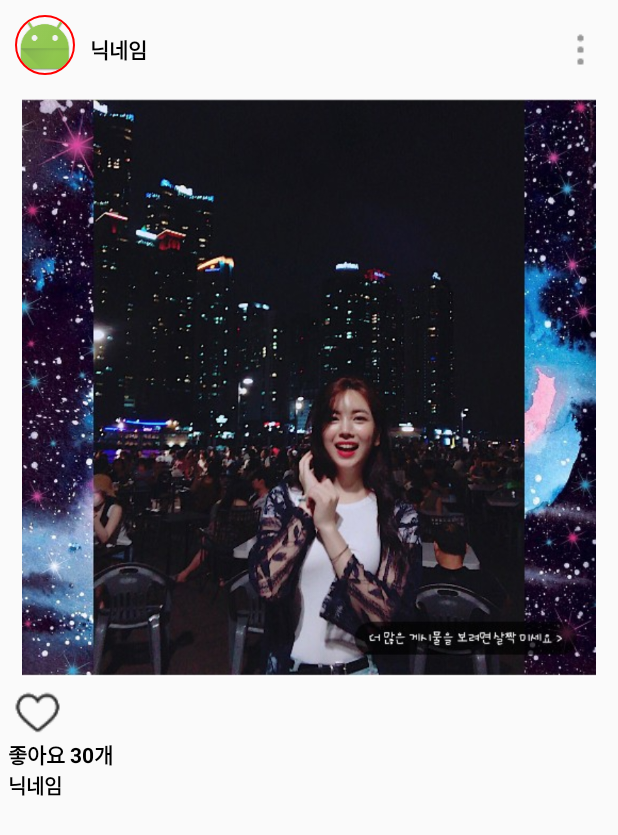
After one commit to Iksang/InstaCopyProject02, an Android app: the layout newsfeed_list_item.xml on its own in the app's theme, with its tools: preview values and no code run, on a phone screen of 412 x 824 dp. The commit adds this screen. Shown: the top 835 px of the screen. Run offline under Robolectric (Android 15) with nearby library versions, the phone set to English and light mode, and no system bars.

Commit message:
newsfeed 미완성

```diff
--- a/app/build.gradle
+++ b/app/build.gradle
@@ -26,5 +26,7 @@ dependencies {
     })
     compile 'com.android.support:appcompat-v7:25.3.1'
     compile 'com.android.support.constraint:constraint-layout:1.0.2'
+    compile 'de.hdodenhof:circleimageview:2.1.0'
+
     testCompile 'junit:junit:4.12'
 }
--- /dev/null
+++ b/app/src/main/res/layout/newsfeed_list_item.xml
@@ -0,0 +1,76 @@
+<?xml version="1.0" encoding="utf-8"?>
+<LinearLayout xmlns:android="http://schemas.android.com/apk/res/android"
+    android:orientation="vertical" android:layout_width="match_parent"
+    android:layout_height="match_parent">
+    <LinearLayout
+        android:padding="10dp"
+        android:layout_width="match_parent"
+        android:layout_height="wrap_content"
+        android:orientation="horizontal">
+        <de.hdodenhof.circleimageview.CircleImageView
+            xmlns:app="http://schemas.android.com/apk/res-auto"
+            android:id="@+id/profileImg"
+            android:layout_width="40dp"
+            android:layout_height="40dp"
+            android:src="@mipmap/ic_launcher"
+            app:civ_border_width="1dp"
+            app:civ_border_color="#FFFF0000"/>
+        <LinearLayout
+            android:layout_marginLeft="10dp"
+            android:gravity="center_vertical"
+            android:layout_width="wrap_content"
+            android:layout_height="match_parent"
+            android:orientation="vertical">
+            <TextView
+                android:layout_width="wrap_content"
+                android:layout_height="wrap_content"
+                android:textColor="#000000"
+                android:textStyle="bold"
+                android:text="닉네임"/>
+        </LinearLayout>
+        <TextView
+            android:layout_width="0dp"
+            android:layout_height="match_parent"
+            android:layout_weight="1"/>
+        <ImageView
+            android:layout_width="wrap_content"
+            android:layout_height="wrap_content"
+            android:src="@drawable/others"/>
+    </LinearLayout>
+    <ImageView
+        android:layout_width="match_parent"
+        android:layout_height="385dp"
+        android:src="@drawable/sample_newsfeed"/>
+    <LinearLayout
+        android:layout_width="match_parent"
+        android:layout_height="wrap_content"
+        android:padding="5dp"
+        android:orientation="vertical">
+        <LinearLayout
+            android:layout_width="match_parent"
+            android:layout_height="wrap_content"
+            android:orientation="horizontal">
+            <ImageView
+                android:layout_width="wrap_content"
+                android:layout_height="wrap_content"
+                android:src="@drawable/heart_img"/>
+        </LinearLayout>
+        <TextView
+            android:layout_width="wrap_content"
+            android:layout_height="wrap_content"
+            android:textColor="#000000"
+            android:textStyle="bold"
+            android:text="좋아요 30개"/>
+        <TextView
+            android:layout_width="wrap_content"
+            android:layout_height="wrap_content"
+            android:textSize="13sp"
+            android:textStyle="bold"
+            android:textColor="#000000"
+            android:text="닉네임"/>
+
+    </LinearLayout>
+
+
+
+</LinearLayout>
--- a/app/src/main/res/values/colors.xml
+++ b/app/src/main/res/values/colors.xml
@@ -1,6 +1,6 @@
 <?xml version="1.0" encoding="utf-8"?>
 <resources>
-    <color name="colorPrimary">#3F51B5</color>
-    <color name="colorPrimaryDark">#303F9F</color>
+    <color name="colorPrimary">#000000</color>
+    <color name="colorPrimaryDark">#000000</color>
     <color name="colorAccent">#FF4081</color>
 </resources>
--- a/app/src/main/res/values/styles.xml
+++ b/app/src/main/res/values/styles.xml
@@ -1,7 +1,7 @@
 <resources>
 
     <!-- Base application theme. -->
-    <style name="AppTheme" parent="Theme.AppCompat.Light.DarkActionBar">
+    <style name="AppTheme" parent="Theme.AppCompat.Light.NoActionBar">
         <!-- Customize your theme here. -->
         <item name="colorPrimary">@color/colorPrimary</item>
         <item name="colorPrimaryDark">@color/colorPrimaryDark</item>
```
Also changed, not shown: app/src/main/java/kr/co/tjeit/instacopyproject02/adapter/NewsFeedAdapter.java (added, +44 -0 lines), app/src/main/java/kr/co/tjeit/instacopyproject02/data/Newsfeed.java (added, +8 -0 lines), app/src/main/java/kr/co/tjeit/instacopyproject02/fragment/NewsfeedFragment.java (added, +41 -0 lines), app/src/main/res/layout/flag_newsfeed.xml (added, +14 -0 lines), app/src/main/res/drawable/heart_img.png (added), app/src/main/res/drawable/others.png (added), app/src/main/res/drawable/sample_newsfeed.png (added).
